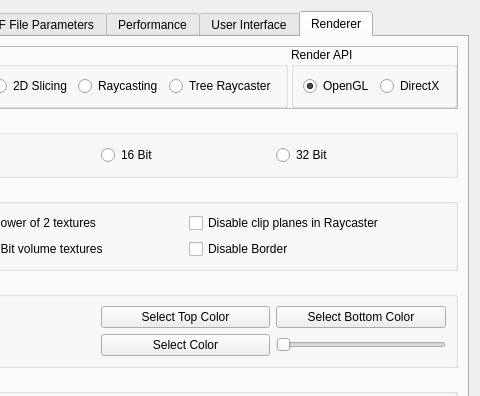
First picture: the form in ImageVis3D/UI/UI/SettingsDlg.ui, repository SCIInstitute/ImageVis3D, before the edit; both pictures show x 109 to 589 and y 0 to 396 of the 589 by 537 pixel window.
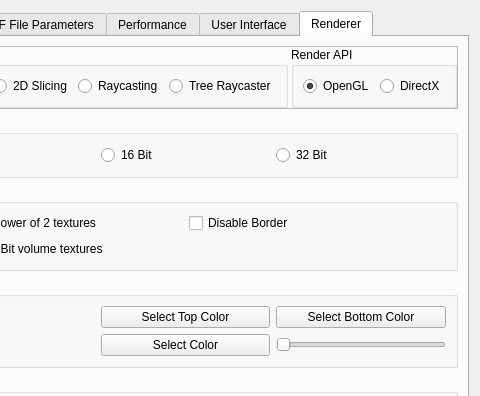
Second picture: the form after the edit. The open tabs and pages were chosen to show the change.

Commit message: removed bNoRCClipplanes compatibility setting

The edit to the form file:
```diff
--- a/ImageVis3D/UI/UI/SettingsDlg.ui
+++ b/ImageVis3D/UI/UI/SettingsDlg.ui
@@ -1293,20 +1293,13 @@
             </property>
            </widget>
           </item>
-          <item row="1" column="2">
+          <item row="0" column="2">
            <widget class="QCheckBox" name="checkBox_DisableBorder">
             <property name="text">
              <string>Disable Border</string>
             </property>
            </widget>
           </item>
-          <item row="0" column="2">
-           <widget class="QCheckBox" name="checkBox_NoRCClipplanes">
-            <property name="text">
-             <string>Disable clip planes in Raycaster</string>
-            </property>
-           </widget>
-          </item>
          </layout>
         </widget>
        </item>
```
Left out of the diff: 18 changed lines with no effect on the pictures. The commit also changes 10 other files.
